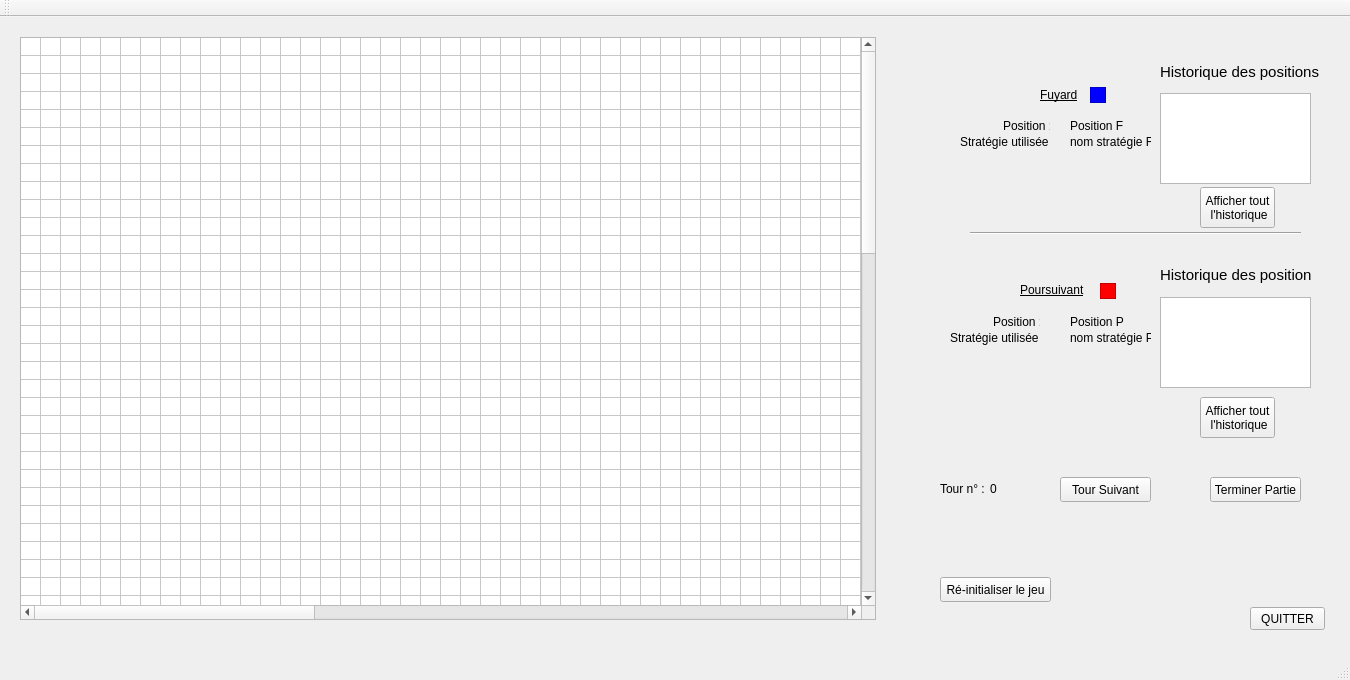
Qt form mainwindow.ui (L3TZ/CoursePoursuite) before a commit.
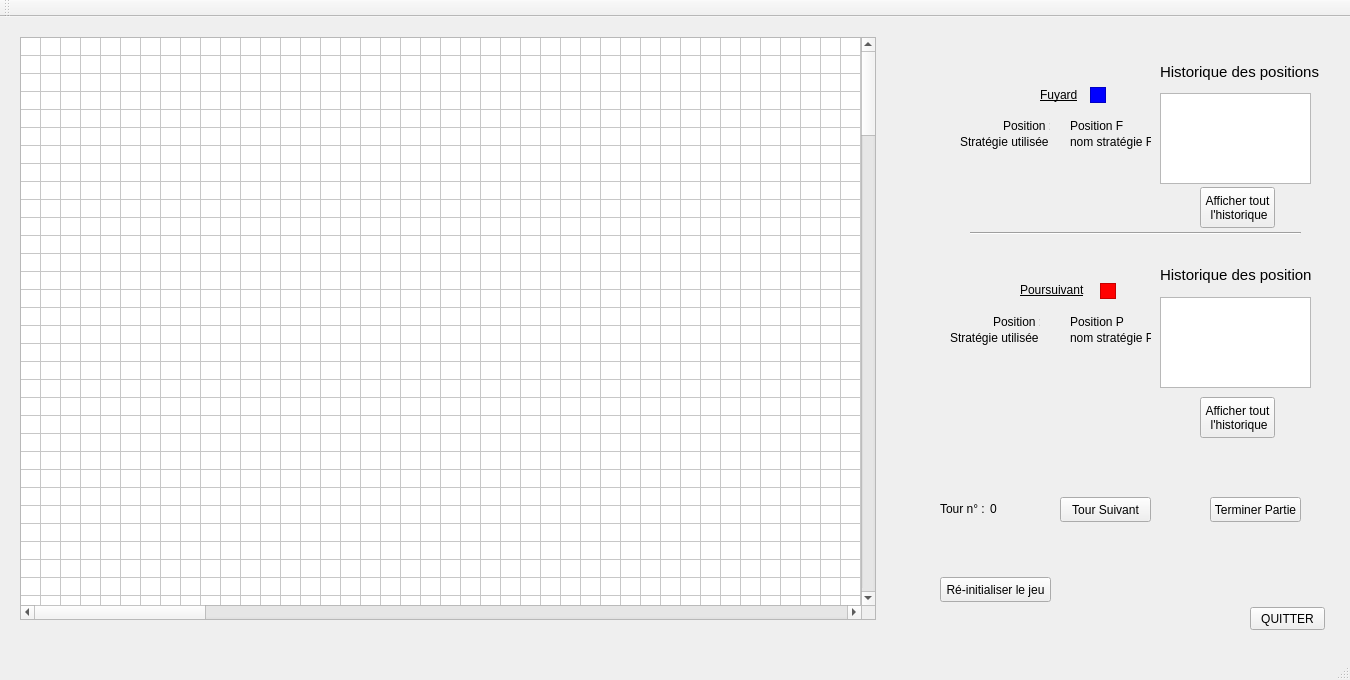
The same form after that commit.

What changed in the file:
```diff
--- a/mainwindow.ui
+++ b/mainwindow.ui
@@ -97,10 +97,10 @@
      <enum>Qt::SolidLine</enum>
     </property>
     <property name="rowCount">
-     <number>83</number>
+     <number>200</number>
     </property>
     <property name="columnCount">
-     <number>122</number>
+     <number>200</number>
     </property>
     <attribute name="horizontalHeaderVisible">
      <bool>false</bool>
@@ -197,6 +197,201 @@
     <row/>
     <row/>
     <row/>
+    <row/>
+    <row/>
+    <row/>
+    <row/>
+    <row/>
+    <row/>
+    <row/>
+    <row/>
+    <row/>
+    <row/>
+    <row/>
+    <row/>
+    <row/>
+    <row/>
+    <row/>
+    <row/>
+    <row/>
+    <row/>
+    <row/>
+    <row/>
+    <row/>
+    <row/>
+    <row/>
+    <row/>
+    <row/>
+    <row/>
+    <row/>
+    <row/>
+    <row/>
+    <row/>
+    <row/>
+    <row/>
+    <row/>
+    <row/>
+    <row/>
+    <row/>
+    <row/>
+    <row/>
+    <row/>
+    <row/>
+    <row/>
+    <row/>
+    <row/>
+    <row/>
+    <row/>
+    <row/>
+    <row/>
+    <row/>
+    <row/>
+    <row/>
+    <row/>
+    <row/>
+    <row/>
+    <row/>
+    <row/>
+    <row/>
+    <row/>
+    <row/>
+    <row/>
+    <row/>
+    <row/>
+    <row/>
+    <row/>
+    <row/>
+    <row/>
+    <row/>
+    <row/>
+    <row/>
+    <row/>
+    <row/>
+    <row/>
+    <row/>
+    <row/>
+    <row/>
+    <row/>
+    <row/>
+    <row/>
+    <row/>
+    <row/>
+    <row/>
+    <row/>
+    <row/>
+    <row/>
+    <row/>
+    <row/>
+    <row/>
+    <row/>
+    <row/>
+    <row/>
+    <row/>
+    <row/>
+    <row/>
+    <row/>
+    <row/>
+    <row/>
+    <row/>
+    <row/>
+    <row/>
+    <row/>
+    <row/>
+    <row/>
+    <row/>
+    <row/>
+    <row/>
+    <row/>
+    <row/>
+    <row/>
+    <row/>
+    <row/>
+    <row/>
+    <row/>
+    <row/>
+    <row/>
+    <row/>
+    <row/>
+    <row/>
+    <row/>
+    <column/>
+    <column/>
+    <column/>
+    <column/>
+    <column/>
+    <column/>
+    <column/>
+    <column/>
+    <column/>
+    <column/>
+    <column/>
+    <column/>
+    <column/>
+    <column/>
+    <column/>
+    <column/>
+    <column/>
+    <column/>
+    <column/>
+    <column/>
+    <column/>
+    <column/>
+    <column/>
+    <column/>
+    <column/>
+    <column/>
+    <column/>
+    <column/>
+    <column/>
+    <column/>
+    <column/>
+    <column/>
+    <column/>
+    <column/>
+    <column/>
+    <column/>
+    <column/>
+    <column/>
+    <column/>
+    <column/>
+    <column/>
+    <column/>
+    <column/>
+    <column/>
+    <column/>
+    <column/>
+    <column/>
+    <column/>
+    <column/>
+    <column/>
+    <column/>
+    <column/>
+    <column/>
+    <column/>
+    <column/>
+    <column/>
+    <column/>
+    <column/>
+    <column/>
+    <column/>
+    <column/>
+    <column/>
+    <column/>
+    <column/>
+    <column/>
+    <column/>
+    <column/>
+    <column/>
+    <column/>
+    <column/>
+    <column/>
+    <column/>
+    <column/>
+    <column/>
+    <column/>
+    <column/>
+    <column/>
+    <column/>
     <column/>
     <column/>
     <column/>
@@ -397,7 +592,7 @@
     <property name="geometry">
      <rect>
       <x>990</x>
-      <y>464</y>
+      <y>484</y>
       <width>41</width>
       <height>16</height>
      </rect>
@@ -410,7 +605,7 @@
     <property name="geometry">
      <rect>
       <x>940</x>
-      <y>464</y>
+      <y>484</y>
       <width>51</width>
       <height>16</height>
      </rect>
@@ -423,7 +618,7 @@
     <property name="geometry">
      <rect>
       <x>1060</x>
-      <y>460</y>
+      <y>480</y>
       <width>91</width>
       <height>25</height>
      </rect>
@@ -439,7 +634,7 @@
     <property name="geometry">
      <rect>
       <x>1210</x>
-      <y>460</y>
+      <y>480</y>
       <width>91</width>
       <height>25</height>
      </rect>
```
